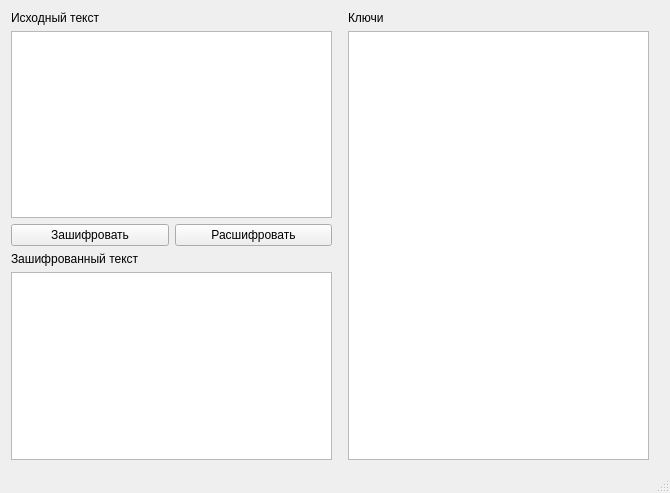
Before: the Qt Designer form mainwindow.ui in Svjatogor/BlockCipher, drawn with Qt 5.
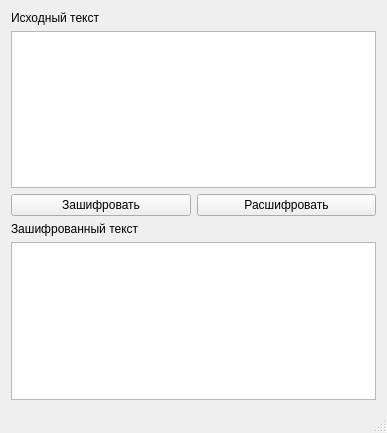
After: the same form once the commit is applied.

What changed in the file:
```diff
--- a/mainwindow.ui
+++ b/mainwindow.ui
@@ -6,8 +6,8 @@
    <rect>
     <x>0</x>
     <y>0</y>
-    <width>670</width>
-    <height>493</height>
+    <width>387</width>
+    <height>433</height>
    </rect>
   </property>
   <property name="windowTitle">
@@ -17,29 +17,6 @@
    <layout class="QGridLayout" name="gridLayout_3">
     <item row="0" column="0">
      <layout class="QGridLayout" name="gridLayout_2">
-      <item row="0" column="2">
-       <layout class="QVBoxLayout" name="verticalLayout_3">
-        <property name="sizeConstraint">
-         <enum>QLayout::SetMinimumSize</enum>
-        </property>
-        <property name="leftMargin">
-         <number>10</number>
-        </property>
-        <property name="rightMargin">
-         <number>10</number>
-        </property>
-        <item>
-         <widget class="QLabel" name="label_3">
-          <property name="text">
-           <string>Ключи</string>
-          </property>
-         </widget>
-        </item>
-        <item>
-         <widget class="QListView" name="keys"/>
-        </item>
-       </layout>
-      </item>
       <item row="0" column="0">
        <layout class="QGridLayout" name="gridLayout">
         <item row="0" column="0">
```
